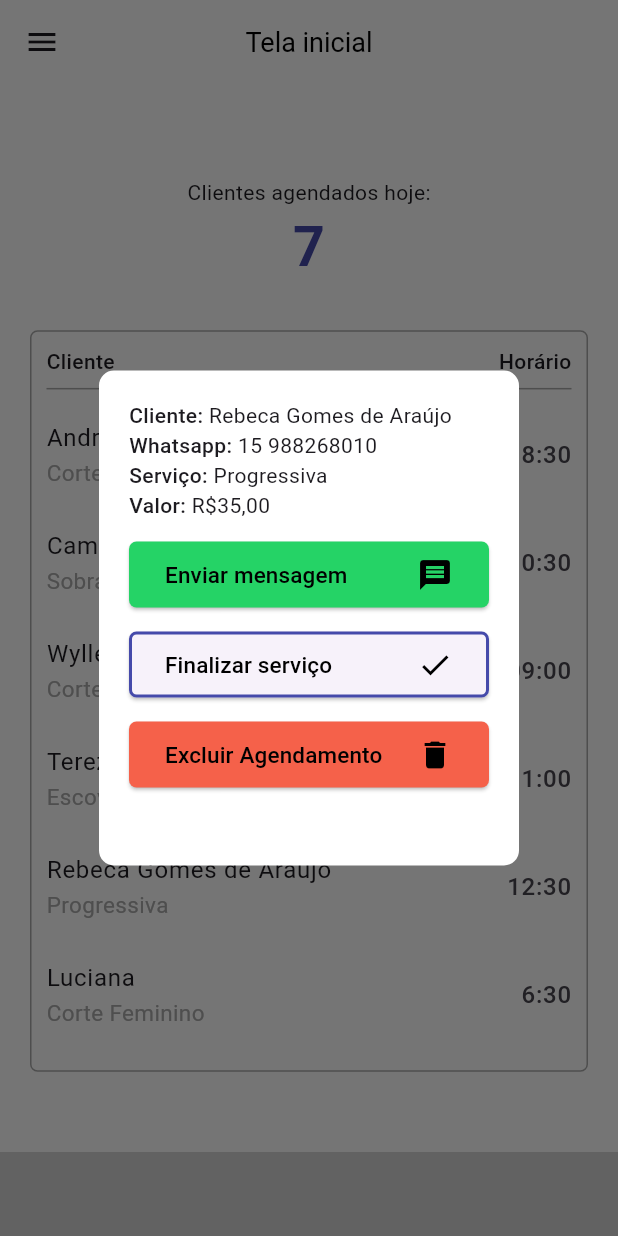
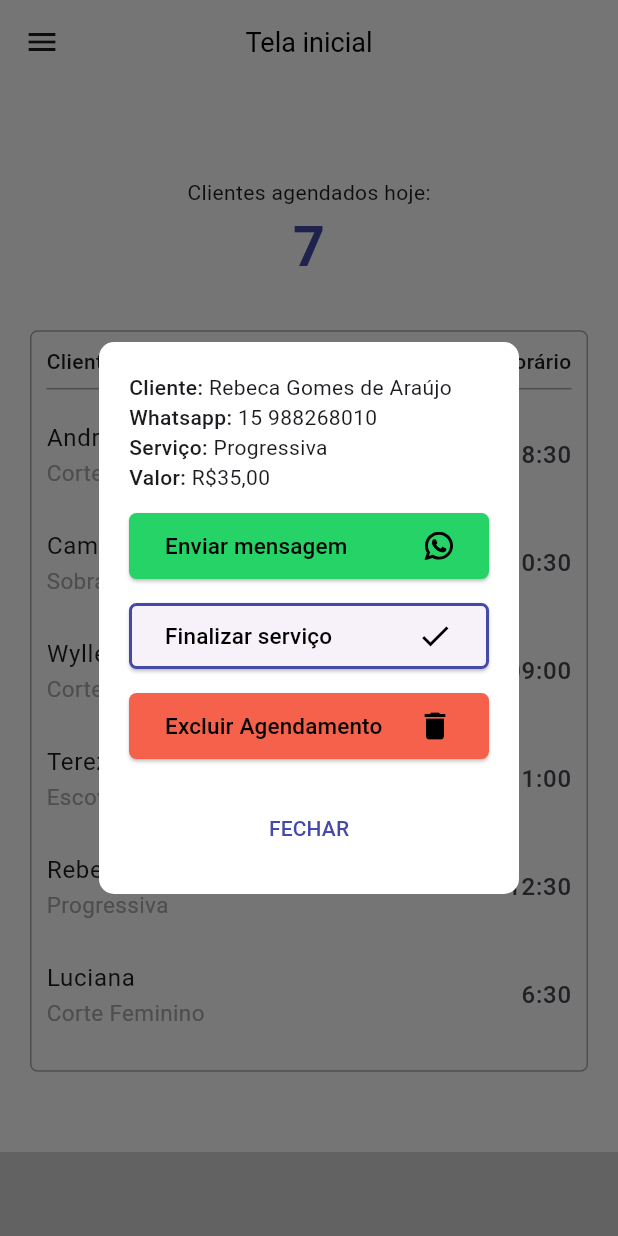
Before and after one commit to Andrew-Ssantos/hair_salon_app, a Flutter app: the screen it shows after launch, after a tap on "Andrew dos Santos", on a phone screen of 412 x 824 dp. Run offline on Flutter 3.47's test engine with Material 2 defaults, Android fonts, the light colour scheme and no system bars; drawn by our look-alikes of calendar_view; our stand-ins replace flutter_modular, flutter_svg, isar, lottie; missing offline and left inert: asp; accounts and stored records are empty; generated files the repository leaves out were written again.

Commit message:
Implementação tela de modal de cliente

```diff
--- a/lib/core/ui/theme/hs_app_theme.dart
+++ b/lib/core/ui/theme/hs_app_theme.dart
@@ -26,6 +26,11 @@ sealed class HsAppTheme {
         shape: RoundedRectangleBorder(borderRadius: BorderRadius.circular(5)),
       ),
     ),
+    textButtonTheme: TextButtonThemeData(
+      style: TextButton.styleFrom(
+        shape: RoundedRectangleBorder(borderRadius: BorderRadius.circular(5)),
+      ),
+    ),
     bottomNavigationBarTheme: const BottomNavigationBarThemeData(
       backgroundColor: ColorsConstants.ligthPurple,
       selectedItemColor: ColorsConstants.ligthGreen,
--- a/lib/core/widgets/hs_client_modal/hs_client_modal.dart
+++ b/lib/core/widgets/hs_client_modal/hs_client_modal.dart
@@ -1,4 +1,5 @@
 import 'package:flutter/material.dart';
+import 'package:flutter_svg/flutter_svg.dart';
 import 'package:hair_salon_app/core/ui/constants.dart';
 
 class HsClientModal {
@@ -7,40 +8,16 @@ class HsClientModal {
       context: context,
       builder: (context) {
         return AlertDialog(
-          contentPadding: const EdgeInsets.all(20),
+          contentPadding: const EdgeInsets.all(0),
           shape: RoundedRectangleBorder(borderRadius: BorderRadius.circular(10)),
           backgroundColor: Colors.white,
-          actions: [
-            SizedBox(
-              height: 10,
-              width: 10,
-              child: Stack(
-                children: [
-                  Positioned(
-                    top: 50,
-                    child: GestureDetector(
-                      onTap: () => Navigator.of(context).pop(),
-                      child: Icon(Icons.close),
-                    ),
-                  ),
-                ],
-              ),
-            ),
-          ],
           scrollable: true,
           actionsPadding: const EdgeInsets.all(10),
-          content: Column(
+          content: Padding(
+            padding: const EdgeInsets.all(20),
+            child: Column(
               mainAxisSize: MainAxisSize.min,
               children: [
-              // Row(
-              //   mainAxisAlignment: MainAxisAlignment.end,
-              //   children: [
-              //     IconButton(
-              //       onPressed: () => Navigator.of(context).pop(),
-              //       icon: const Icon(Icons.close),
-              //     ),
-              //   ],
-              // ),
                 Row(
                   children: [
                     Text(
@@ -83,14 +60,23 @@ class HsClientModal {
                     backgroundColor: const Color(0xFF25D366),
                   ),
                   onPressed: () {},
-                child: const Row(
+                  child: Row(
                     mainAxisAlignment: MainAxisAlignment.spaceBetween,
+                    crossAxisAlignment: CrossAxisAlignment.center,
                     children: [
-                    Text(
+                      const Text(
                         'Enviar mensagem',
                         style: TextStyle(color: Colors.black, fontSize: 15),
                       ),
-                    Icon(Icons.message, color: Colors.black, size: 24),
+                      SizedBox(
+                        height: 19,
+                        width: 19,
+                        child: SvgPicture.asset(
+                          alignment: Alignment.center,
+                          fit: BoxFit.scaleDown,
+                          'lib/core/assets/icons/whatsapp.svg',
+                        ),
+                      )
                     ],
                   ),
                 ),
@@ -105,6 +91,7 @@ class HsClientModal {
                   onPressed: () {},
                   child: const Row(
                     mainAxisAlignment: MainAxisAlignment.spaceBetween,
+                    crossAxisAlignment: CrossAxisAlignment.center,
                     children: [
                       Text(
                         'Finalizar serviço',
@@ -122,6 +109,7 @@ class HsClientModal {
                   onPressed: () {},
                   child: const Row(
                     mainAxisAlignment: MainAxisAlignment.spaceBetween,
+                    crossAxisAlignment: CrossAxisAlignment.center,
                     children: [
                       Text(
                         'Excluir Agendamento',
@@ -131,7 +119,18 @@ class HsClientModal {
                     ],
                   ),
                 ),
+                const SizedBox(height: 20),
+                Center(
+                  child: TextButton(
+                    onPressed: () => Navigator.of(context).pop(),
+                    child: const Text(
+                      'FECHAR',
+                      style: TextStyle(color: ColorsConstants.purple),
+                    ),
+                  ),
+                ),
               ],
+            ),
           ),
         );
       },
--- a/pubspec.yaml
+++ b/pubspec.yaml
@@ -43,6 +43,7 @@ dependencies:
   isar_flutter_libs: ^3.1.0+1
   path_provider: ^2.1.1
   validatorless: ^1.2.3
+  flutter_svg: ^2.0.7
 
 dev_dependencies:
   flutter_test:
@@ -70,6 +71,7 @@ flutter:
   # To add assets to your application, add an assets section, like this:
   assets:
     - lib/core/assets/animation/
+    - lib/core/assets/icons/whatsapp.svg
   #   - images/a_dot_ham.jpeg
 
   # An image asset can refer to one or more resolution-specific "variants", see
```
Also changed, not shown: lib/core/assets/icons/whatsapp.svg (added), pubspec.lock. Lines whose indentation alone changed are shown as unchanged.
